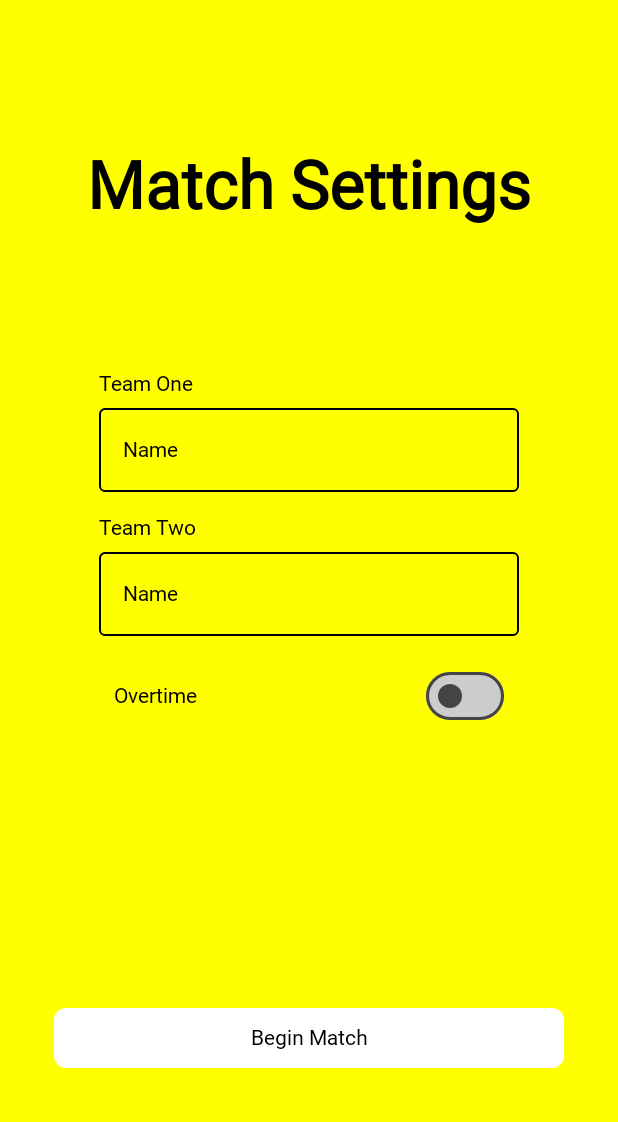
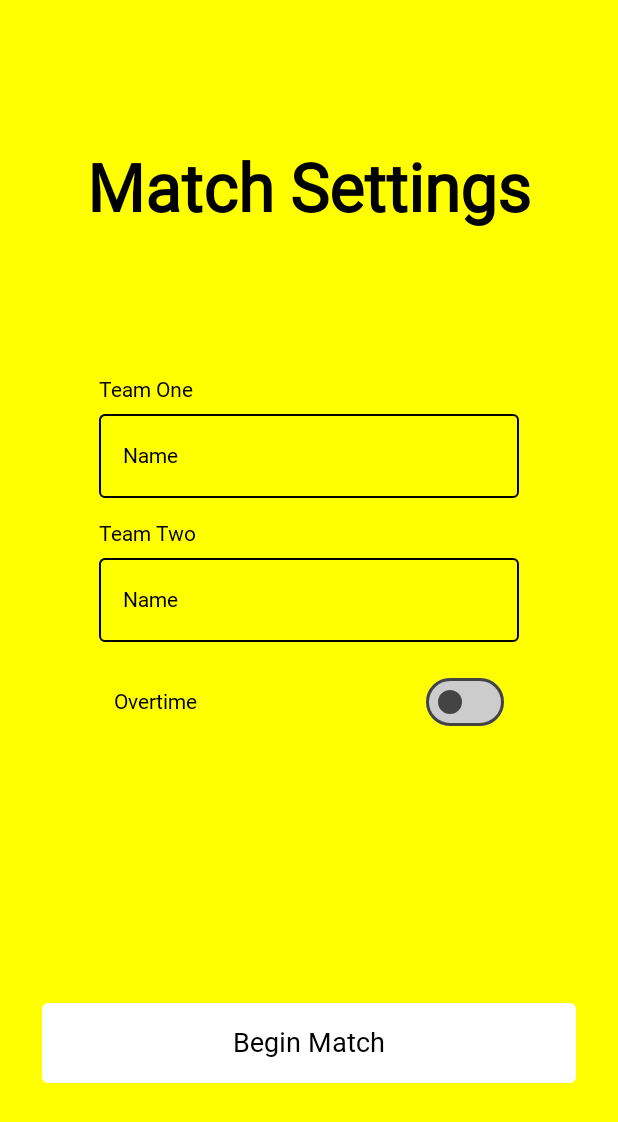
Before and after one commit to dvong95/netbuddy, an Android app built with Jetpack Compose: the MatchSettingsScreen screen opened through its navigation route, on a phone screen of 412 x 824 dp. Shown: the top 1122 px of the screen. Run offline under Robolectric (Android 15) with nearby library versions, the phone set to English and light mode, and no system bars; Roboto replaces fonts that are not available here.

Commit message:
- Updated MainButton.kt and HomeScreen.kt - Removed components folder and it's children from Home UI folder

```diff
--- a/app/src/main/java/com/vongda/netbuddy/ui/components/MainButton.kt
+++ b/app/src/main/java/com/vongda/netbuddy/ui/components/MainButton.kt
@@ -9,19 +9,21 @@ import androidx.compose.material3.Text
 import androidx.compose.runtime.Composable
 import androidx.compose.ui.Modifier
 import androidx.compose.ui.graphics.Color
+import androidx.compose.ui.text.font.FontWeight
 import androidx.compose.ui.unit.dp
+import androidx.compose.ui.unit.sp
 
 @Composable
-fun MainButton (text: String, padding: Boolean, onClick: () -> Unit) {
+fun MainButton (text: String, padding: Boolean = false, onClick: () -> Unit) {
     Button(
         onClick = onClick,
-        modifier = if (padding) Modifier.fillMaxWidth().padding(36.dp) else Modifier.fillMaxWidth(),
+        modifier = Modifier.fillMaxWidth().padding(28.dp),
         colors = ButtonDefaults.buttonColors(
             containerColor = Color.White,
             contentColor = Color.Black
         ),
-        shape = RoundedCornerShape(8.dp)
+        shape = RoundedCornerShape(4.dp)
     ){
-        Text(text = text)
+        Text(text = text, fontSize = 18.sp, fontWeight = FontWeight.Light, modifier = Modifier.padding(8.dp))
     }
 }
--- a/app/src/main/java/com/vongda/netbuddy/ui/home/HomeScreen.kt
+++ b/app/src/main/java/com/vongda/netbuddy/ui/home/HomeScreen.kt
@@ -4,12 +4,20 @@ import androidx.compose.foundation.layout.Box
 import androidx.compose.foundation.layout.Column
 import androidx.compose.foundation.layout.Spacer
 import androidx.compose.foundation.layout.fillMaxSize
+import androidx.compose.foundation.layout.fillMaxWidth
+import androidx.compose.foundation.layout.padding
+import androidx.compose.foundation.layout.size
+import androidx.compose.material.icons.Icons
+import androidx.compose.material.icons.outlined.Info
+import androidx.compose.material3.Icon
+import androidx.compose.material3.IconButton
 import androidx.compose.runtime.Composable
 import androidx.compose.ui.Alignment
 import androidx.compose.ui.Modifier
-import com.vongda.netbuddy.ui.home.components.HalfCircleBackground
-import com.vongda.netbuddy.ui.home.components.HomeScreenButtons
-import com.vongda.netbuddy.ui.home.components.HomeTitleLogo
+import androidx.compose.ui.graphics.Color
+import androidx.compose.ui.unit.dp
+import com.vongda.netbuddy.ui.components.LargeLogoScreen
+import com.vongda.netbuddy.ui.components.MainButton
 
 @Composable
 fun HomeScreen(
@@ -17,16 +25,26 @@ fun HomeScreen(
     navigateToMatchSettings: () -> Unit,
     navigateToInstructions: () -> Unit
 ) {
-    Box(modifier = modifier.fillMaxSize()) {
-        HalfCircleBackground()
-        Column(
-            modifier = modifier.fillMaxSize(),
-            horizontalAlignment = Alignment.CenterHorizontally
-        ) {
+    LargeLogoScreen (topContent = {
+        Box (modifier = Modifier.fillMaxWidth().padding(28.dp)){
+            IconButton(
+                onClick = navigateToInstructions,
+                modifier = Modifier.align(Alignment.TopEnd)
+            ) {
+                Icon(
+                    imageVector = Icons.Outlined.Info,
+                    contentDescription = "Instructions",
+                    modifier = Modifier.size(40.dp),
+                    tint = Color.White
+                )
+            }
+        }}) {
+        Column (modifier = Modifier.fillMaxSize()){
             Spacer(modifier = modifier.weight(1f))
-            HomeTitleLogo()
-            Spacer(modifier = modifier.weight(1f))
-            HomeScreenButtons(navigateToMatchSettings, navigateToInstructions)
+            MainButton(
+                text = "Start New Match",
+                onClick = { navigateToMatchSettings() }
+            )
         }
     }
 }
--- a/app/src/main/java/com/vongda/netbuddy/ui/home/components/HalfCircleBackground.kt
+++ /dev/null
@@ -1,22 +0,0 @@
-package com.vongda.netbuddy.ui.home.components
-
-import androidx.compose.foundation.Canvas
-import androidx.compose.foundation.background
-import androidx.compose.foundation.layout.fillMaxSize
-import androidx.compose.runtime.Composable
-import androidx.compose.ui.Modifier
-import androidx.compose.ui.geometry.Offset
-import androidx.compose.ui.graphics.Color
-
-@Composable
-fun HalfCircleBackground() {
-    Canvas(
-        modifier = Modifier.fillMaxSize().background(Color.Blue)
-    ) {
-        drawCircle(
-            Color.Yellow,
-            radius = size.width * 1.5f,
-            Offset(size.width / 2, 0f)
-        )
-    }
-}
--- a/app/src/main/java/com/vongda/netbuddy/ui/home/components/HomeScreenButtons.kt
+++ /dev/null
@@ -1,36 +0,0 @@
-package com.vongda.netbuddy.ui.home.components
-
-import androidx.compose.foundation.layout.Column
-import androidx.compose.foundation.layout.fillMaxWidth
-import androidx.compose.foundation.layout.padding
-import androidx.compose.material3.Text
-import androidx.compose.material3.TextButton
-import androidx.compose.runtime.Composable
-import androidx.compose.ui.Alignment
-import androidx.compose.ui.Modifier
-import androidx.compose.ui.graphics.Color
-import androidx.compose.ui.text.style.TextAlign
-import androidx.compose.ui.unit.dp
-import com.vongda.netbuddy.ui.components.MainButton
-
-@Composable
-fun HomeScreenButtons(navigateToMatchSettings: () -> Unit, navigateToInstructions: () -> Unit) {
-    Column (modifier = Modifier.fillMaxWidth().padding(36.dp)) {
-        MainButton(
-            text = "Start",
-            padding = false,
-            onClick = { navigateToMatchSettings() }
-        )
-
-        TextButton(
-            onClick = { navigateToInstructions() },
-            modifier = Modifier.align(Alignment.End)
-        ) {
-            Text(
-                text = "How does NetBuddy work?",
-                textAlign = TextAlign.Left,
-                color = Color.LightGray
-            )
-        }
-    }
-}
--- a/app/src/main/java/com/vongda/netbuddy/ui/home/components/HomeTitleLogo.kt
+++ /dev/null
@@ -1,21 +0,0 @@
-package com.vongda.netbuddy.ui.home.components
-
-import androidx.compose.foundation.Image
-import androidx.compose.foundation.layout.fillMaxWidth
-import androidx.compose.runtime.Composable
-import androidx.compose.ui.Modifier
-import androidx.compose.ui.graphics.Color
-import androidx.compose.ui.res.painterResource
-import androidx.compose.ui.unit.sp
-import com.vongda.netbuddy.R
-import com.vongda.netbuddy.ui.components.ScreenTitle
-
-@Composable
-fun HomeTitleLogo() {
-    Image(
-        painter = painterResource(id = R.drawable.mainlogo),
-        contentDescription = "NetBuddy mascot in front of volleyball net",
-        modifier = Modifier.fillMaxWidth()
-    )
-    ScreenTitle("NetBuddy", 56.sp, Color.Black)
-}
```
